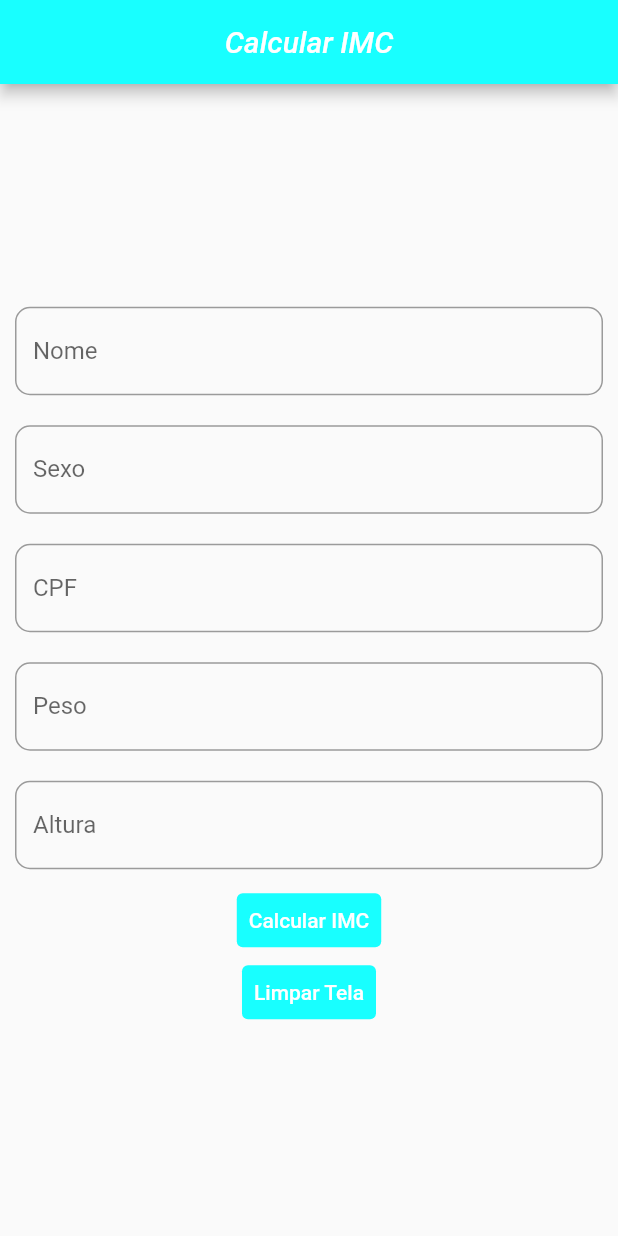
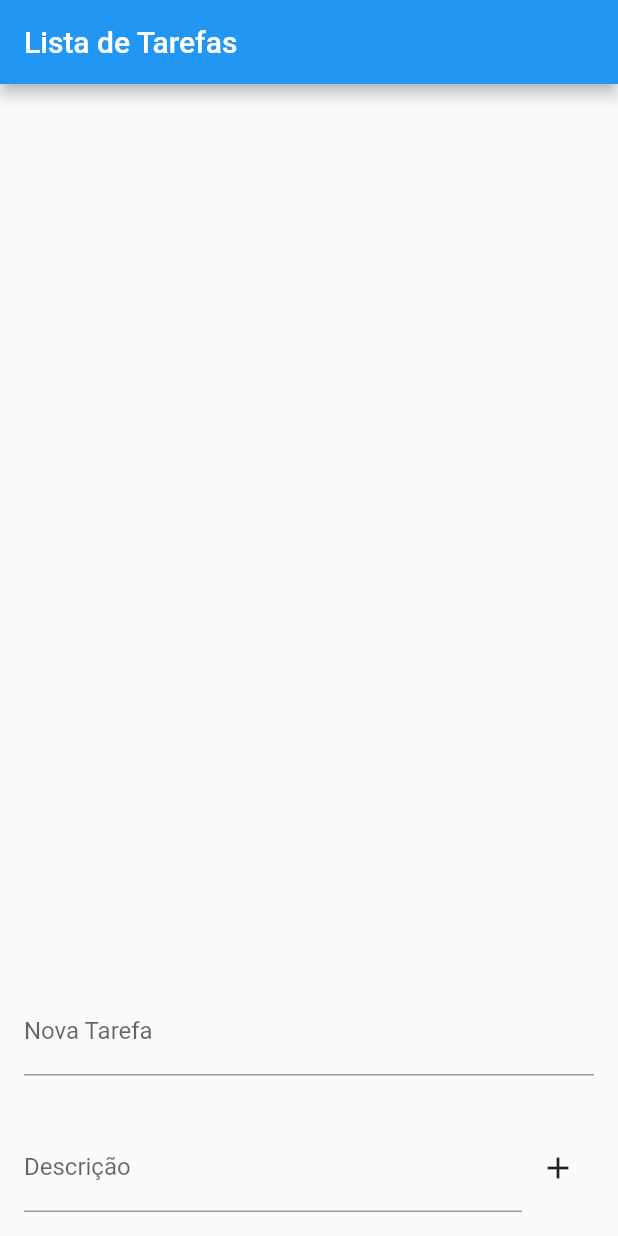
Before and after one commit to Thanriel/Dart-Text, a Flutter app: the screen it shows after launch, on a phone screen of 412 x 824 dp. Run offline on Flutter 3.47's test engine with Material 2 defaults, Android fonts, the phone set to English and light mode, and no system bars.

Commit message:
Alteração muito ruim

```diff
--- a/lib/main.dart
+++ b/lib/main.dart
@@ -1,202 +1,313 @@
-// ignore_for_file: library_private_types_in_public_api
+// // ignore_for_file: library_private_types_in_public_api
+
+// import 'package:flutter/material.dart';
+// import 'dart:math';
+
+// void main() => runApp(MyApp());
+
+// class MyApp extends StatelessWidget {
+//   const MyApp({super.key});
+
+//   @override
+//   Widget build(BuildContext context) {
+//     return MaterialApp(
+//       debugShowCheckedModeBanner: false,
+//       theme: ThemeData(),
+//       home: const MyHomePage(),
+//     );
+//   }
+// }
+
+// class MyHomePage extends StatefulWidget {
+//   const MyHomePage({Key? key}) : super(key: key);
+
+//   @override
+//   _MyHomePageState createState() => _MyHomePageState();
+// }
+
+// class _MyHomePageState extends State<MyHomePage> {
+//   TextEditingController nameController = TextEditingController();
+//   TextEditingController genderController = TextEditingController();
+//   TextEditingController cpfController = TextEditingController();
+//   TextEditingController weightController = TextEditingController();
+//   TextEditingController heightController = TextEditingController();
+//   String textImc = "";
+
+//   void calculateIMC(weight, height) {
+//     double imc;
+//     String name = nameController.text;
+//     String gender = genderController.text;
+//     String cpf = cpfController.text;
+//     String statusIMC;
+//     //imc = weight / (height * height);
+//     height = height / 100;
+//     imc = weight / (height * height);
+
+//     if (imc < 18) {
+//       statusIMC = "Abaixo do peso";
+//     } else if (imc > 18 && imc < 24) {
+//       statusIMC = "Peso ideal";
+//     } else if (imc > 24 && imc < 29) {
+//       statusIMC = "Sobrepeso";
+//     } else if (imc > 29 && imc < 34) {
+//       statusIMC = "Obesidade";
+//     } else if (imc > 34 && imc < 40) {
+//       statusIMC = "Obesidade grau 2";
+//     } else {
+//       statusIMC = "Obesidade Mórbida";
+//     }
+
+//     textImc =
+//         "Olá $name\nCPF: $cpf\nSexo: $gender\nSeu calculo de IMC: $statusIMC\nIMC : $imc";
+//     Navigator.push(
+//         context,
+//         MaterialPageRoute(
+//             builder: (context) => ImcCalculated(
+//                   textImc: textImc,
+//                 )));
+//   }
+
+//   void clearScreen() {
+//     nameController.clear();
+//     genderController.clear();
+//     cpfController.clear();
+//     weightController.clear();
+//     heightController.clear();
+//   }
+
+//   @override
+//   Widget build(BuildContext context) {
+//     return Scaffold(
+//       //Appbar
+
+//       appBar: AppBar(
+//         backgroundColor: Colors.cyanAccent,
+//         title: const Text(
+//           "Calcular IMC",
+//           style: TextStyle(
+//               fontSize: 20, fontStyle: FontStyle.italic, color: Colors.white),
+//         ),
+//         centerTitle: true,
+//       ),
+
+//       body: Center(
+//         child: Column(
+//           mainAxisAlignment: MainAxisAlignment.center,
+//           children: <Widget>[
+//             Padding(
+//               padding: const EdgeInsets.all(10.0),
+//               child: TextField(
+//                   controller: nameController,
+//                   decoration: InputDecoration(
+//                       labelText: 'Nome',
+//                       border: OutlineInputBorder(
+//                         borderRadius: BorderRadius.circular(10.0),
+//                       )),
+//                   keyboardType: TextInputType.text),
+//             ),
+//             Padding(
+//               padding: const EdgeInsets.all(10.0),
+//               child: TextField(
+//                 controller: genderController,
+//                 decoration: InputDecoration(
+//                     labelText: 'Sexo',
+//                     border: OutlineInputBorder(
+//                       borderRadius: BorderRadius.circular(10.0),
+//                     )),
+//               ),
+//             ),
+//             Padding(
+//               padding: const EdgeInsets.all(10.0),
+//               child: TextField(
+//                 controller: cpfController,
+//                 decoration: InputDecoration(
+//                     labelText: 'CPF',
+//                     border: OutlineInputBorder(
+//                       borderRadius: BorderRadius.circular(10.0),
+//                     )),
+//               ),
+//             ),
+//             Padding(
+//               padding: const EdgeInsets.all(10.0),
+//               child: TextField(
+//                 controller: weightController,
+//                 decoration: InputDecoration(
+//                     labelText: 'Peso',
+//                     border: OutlineInputBorder(
+//                         borderRadius: BorderRadius.circular(10.0))),
+//               ),
+//             ),
+//             Padding(
+//               padding: const EdgeInsets.all(10.0),
+//               child: TextField(
+//                 controller: heightController,
+//                 decoration: InputDecoration(
+//                     labelText: 'Altura',
+//                     border: OutlineInputBorder(
+//                         borderRadius: BorderRadius.circular(10.0))),
+//               ),
+//             ),
+//             TextButton(
+//               style: TextButton.styleFrom(
+//                   foregroundColor: Colors.white,
+//                   backgroundColor: Colors.cyanAccent),
+//               onPressed: () {
+//                 calculateIMC(double.parse(weightController.text),
+//                     double.parse(heightController.text));
+//               },
+//               child: const Text('Calcular IMC'),
+//             ),
+//             TextButton(
+//               style: TextButton.styleFrom(
+//                   foregroundColor: Colors.white,
+//                   backgroundColor: Colors.cyanAccent),
+//               onPressed: () {
+//                 clearScreen();
+//               },
+//               child: const Text('Limpar Tela'),
+//             ),
+//           ],
+//         ),
+//       ),
+//     );
+//   }
+// }
+
+// class ImcCalculated extends StatelessWidget {
+//   final String textImc;
+
+//   const ImcCalculated({super.key, required this.textImc});
+
+//   @override
+//   Widget build(BuildContext context) {
+//     return Scaffold(
+//       appBar: AppBar(
+//         backgroundColor: Colors.cyanAccent,
+//         title: const Text(
+//           "IMC Calculado",
+//           style: TextStyle(
+//               fontSize: 20, fontStyle: FontStyle.italic, color: Colors.white),
+//         ),
+//         centerTitle: true,
+//       ),
+//       body: Center(
+//         child: Column(
+//           mainAxisAlignment: MainAxisAlignment.center,
+//           children: <Widget>[
+//             Text(textImc, style: TextStyle(fontSize: 18, color: Colors.purple)),
+//           ],
+//         ),
+//       ),
+//     );
+//   }
+// }
+
+// <--------------------------------- Limite ---------------------------------->
 
 import 'package:flutter/material.dart';
-import 'dart:math';
 
-void main() => runApp(MyApp());
+void main() => runApp(TodoApp());
 
-class MyApp extends StatelessWidget {
-  const MyApp({super.key});
+class Task {
+  String name;
+  String description;
+
+  Task(this.name, this.description);
+}
+
+class TodoApp extends StatelessWidget {
+  const TodoApp({super.key});
 
   @override
   Widget build(BuildContext context) {
     return MaterialApp(
-      debugShowCheckedModeBanner: false,
-      theme: ThemeData(),
-      home: const MyHomePage(),
+      title: 'Lista de Tarefas',
+      home: TodoList(),
     );
   }
 }
 
-class MyHomePage extends StatefulWidget {
-  const MyHomePage({Key? key}) : super(key: key);
-
+class TodoList extends StatefulWidget {
   @override
-  _MyHomePageState createState() => _MyHomePageState();
+  _TodoListState createState() => _TodoListState();
 }
 
-class _MyHomePageState extends State<MyHomePage> {
-  TextEditingController nameController = TextEditingController();
-  TextEditingController genderController = TextEditingController();
-  TextEditingController cpfController = TextEditingController();
-  TextEditingController weightController = TextEditingController();
-  TextEditingController heightController = TextEditingController();
-  String textImc = "";
+class _TodoListState extends State<TodoList> {
+  List<String> tasks = [];
+  TextEditingController taskController = TextEditingController();
+  TextEditingController taskDescription = TextEditingController();
 
-  void calculateIMC(weight, height) {
-    double imc;
-    String name = nameController.text;
-    String gender = genderController.text;
-    String cpf = cpfController.text;
-    String statusIMC;
-    //imc = weight / (height * height);
-    height = height / 100;
-    imc = weight / (height * height);
-
-    if (imc < 18) {
-      statusIMC = "Abaixo do peso";
-    } else if (imc > 18 && imc < 24) {
-      statusIMC = "Peso ideal";
-    } else if (imc > 24 && imc < 29) {
-      statusIMC = "Sobrepeso";
-    } else if (imc > 29 && imc < 34) {
-      statusIMC = "Obesidade";
-    } else if (imc > 34 && imc < 40) {
-      statusIMC = "Obesidade grau 2";
-    } else {
-      statusIMC = "Obesidade Mórbida";
+  void addTask(String task, String description) {
+    setState(() {
+      tasks.add(task);
+      taskController.clear();
+      taskDescription.clear();
+    });
   }
 
-    textImc =
-        "Olá $name\nCPF: $cpf\nSexo: $gender\nSeu calculo de IMC: $statusIMC\nIMC : $imc";
-    Navigator.push(
-        context,
-        MaterialPageRoute(
-            builder: (context) => ImcCalculated(
-                  textImc: textImc,
-                )));
-  }
-
-  void clearScreen() {
-    nameController.clear();
-    genderController.clear();
-    cpfController.clear();
-    weightController.clear();
-    heightController.clear();
+  void removeTask(int index) {
+    setState(() {
+      tasks.removeAt(index);
+    });
   }
 
   @override
   Widget build(BuildContext context) {
     return Scaffold(
-      //Appbar
-
       appBar: AppBar(
-        backgroundColor: Colors.cyanAccent,
-        title: const Text(
-          "Calcular IMC",
-          style: TextStyle(
-              fontSize: 20, fontStyle: FontStyle.italic, color: Colors.white),
+        title: const Text('Lista de Tarefas'),
       ),
-        centerTitle: true,
+      body: Column(
+        children: <Widget>[
+          Expanded(
+            child: ListView.builder(
+              itemCount: tasks.length,
+              itemBuilder: (context, index) {
+                return ListTile(
+                  title: Text(tasks[index]),
+                  trailing: IconButton(
+                    icon: const Icon(Icons.delete),
+                    onPressed: () {
+                      removeTask(index);
+                    },
                   ),
-
-      body: Center(
-        child: Column(
-          mainAxisAlignment: MainAxisAlignment.center,
-          children: <Widget>[
-            Padding(
-              padding: const EdgeInsets.all(10.0),
-              child: TextField(
-                  controller: nameController,
-                  decoration: InputDecoration(
-                      labelText: 'Nome',
-                      border: OutlineInputBorder(
-                        borderRadius: BorderRadius.circular(10.0),
-                      )),
-                  keyboardType: TextInputType.text),
-            ),
-            Padding(
-              padding: const EdgeInsets.all(10.0),
-              child: TextField(
-                controller: genderController,
-                decoration: InputDecoration(
-                    labelText: 'Sexo',
-                    border: OutlineInputBorder(
-                      borderRadius: BorderRadius.circular(10.0),
-                    )),
+                );
+              },
             ),
           ),
           Padding(
-              padding: const EdgeInsets.all(10.0),
+            padding: const EdgeInsets.all(16.0),
+            child: Row(
+              children: <Widget>[
+                Expanded(
                   child: TextField(
-                controller: cpfController,
-                decoration: InputDecoration(
-                    labelText: 'CPF',
-                    border: OutlineInputBorder(
-                      borderRadius: BorderRadius.circular(10.0),
-                    )),
+                    controller: taskController,
+                    decoration: const InputDecoration(labelText: 'Nova Tarefa'),
                   ),
-            ),
-            Padding(
-              padding: const EdgeInsets.all(10.0),
-              child: TextField(
-                controller: weightController,
-                decoration: InputDecoration(
-                    labelText: 'Peso',
-                    border: OutlineInputBorder(
-                        borderRadius: BorderRadius.circular(10.0))),
-              ),
-            ),
-            Padding(
-              padding: const EdgeInsets.all(10.0),
-              child: TextField(
-                controller: heightController,
-                decoration: InputDecoration(
-                    labelText: 'Altura',
-                    border: OutlineInputBorder(
-                        borderRadius: BorderRadius.circular(10.0))),
-              ),
-            ),
-            TextButton(
-              style: TextButton.styleFrom(
-                  foregroundColor: Colors.white,
-                  backgroundColor: Colors.cyanAccent),
-              onPressed: () {
-                calculateIMC(double.parse(weightController.text),
-                    double.parse(heightController.text));
-              },
-              child: const Text('Calcular IMC'),
-            ),
-            TextButton(
-              style: TextButton.styleFrom(
-                  foregroundColor: Colors.white,
-                  backgroundColor: Colors.cyanAccent),
-              onPressed: () {
-                clearScreen();
-              },
-              child: const Text('Limpar Tela'),
                 ),
               ],
             ),
           ),
-    );
-  }
-}
-
-class ImcCalculated extends StatelessWidget {
-  final String textImc;
-
-  const ImcCalculated({super.key, required this.textImc});
-
-  @override
-  Widget build(BuildContext context) {
-    return Scaffold(
-      appBar: AppBar(
-        backgroundColor: Colors.cyanAccent,
-        title: const Text(
-          "IMC Calculado",
-          style: TextStyle(
-              fontSize: 20, fontStyle: FontStyle.italic, color: Colors.white),
+          Padding(
+            padding: const EdgeInsets.all(16.0),
+            child: Row(
+              children: <Widget>[
+                Expanded(
+                  child: TextField(
+                    controller: taskDescription,
+                    decoration: const InputDecoration(labelText: 'Descrição'),
                   ),
-        centerTitle: true,
                 ),
-      body: Center(
-        child: Column(
-          mainAxisAlignment: MainAxisAlignment.center,
-          children: <Widget>[
-            Text(textImc, style: TextStyle(fontSize: 18, color: Colors.purple)),
+                IconButton(
+                  icon: const Icon(Icons.add),
+                  onPressed: () {
+                    addTask(taskController.text, taskDescription.text);
+                  },
+                ),
               ],
             ),
+          ),
+        ],
       ),
     );
   }
```
Lines whose indentation alone changed are shown as unchanged.
